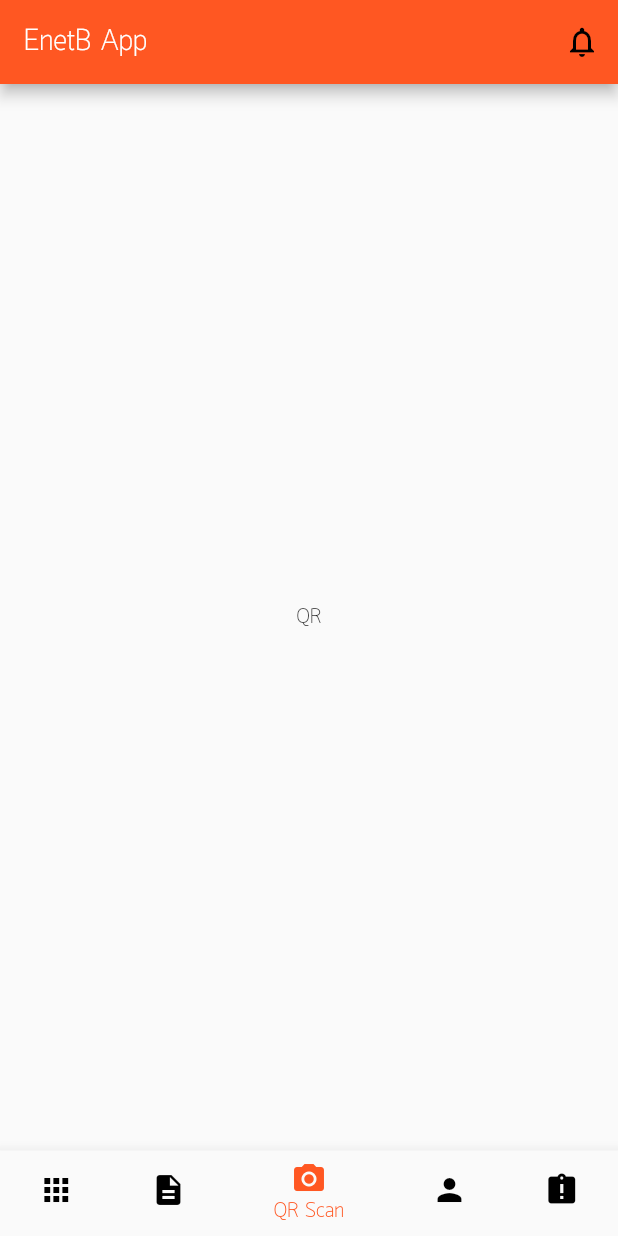
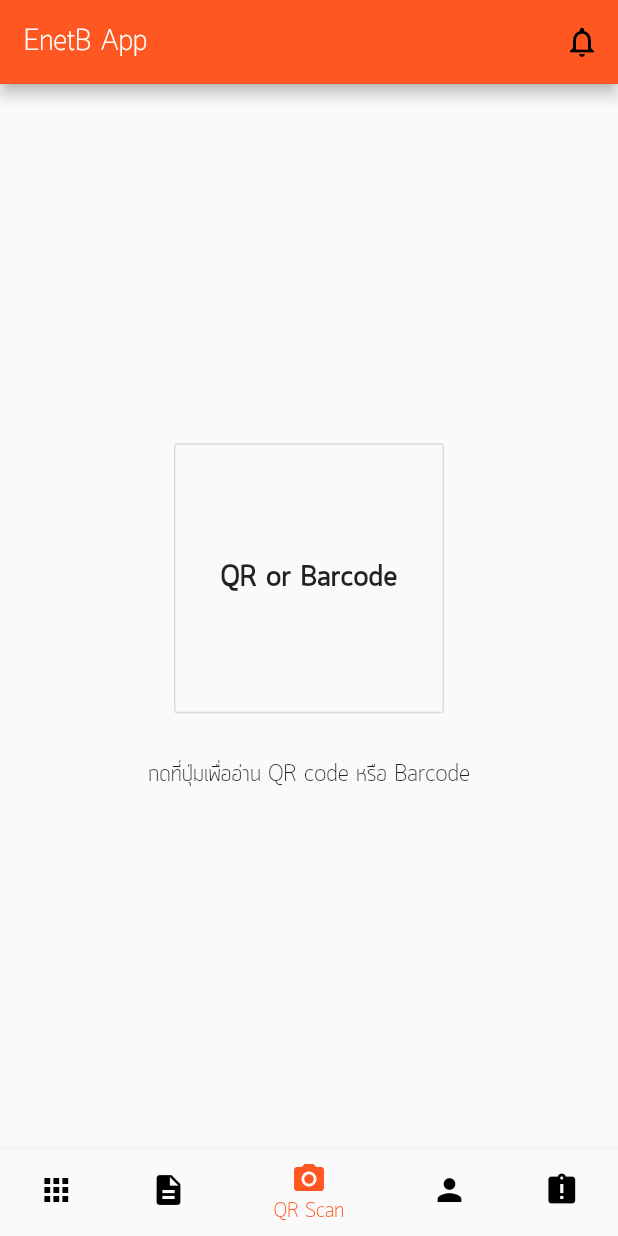
Before and after one commit to masterUNG/Bewapp, a Flutter app: the screen it shows after launch, item 3 of the bottom bar chosen, on a phone screen of 412 x 824 dp. Run offline on Flutter 3.47's test engine with Material 2 defaults, Android fonts, the phone set to English and light mode, and no system bars; our stand-ins replace chewie, dio, firebase_messaging, google_maps_flutter, image_picker, shared_preferences and 2 more; missing offline and left inert: barcode_scan, flutter_webview_plugin; accounts and stored records are empty.

```diff
--- a/lib/qrpage.dart
+++ b/lib/qrpage.dart
@@ -1,4 +1,7 @@
+import 'package:barcode_scan/barcode_scan.dart';
+import 'package:enetb/utility/my_style.dart';
 import 'package:flutter/material.dart';
+import 'package:url_launcher/url_launcher.dart';
 
 class QrPage extends StatefulWidget {
   @override
@@ -6,8 +9,73 @@ class QrPage extends StatefulWidget {
 }
 
 class _QrPageState extends State<QrPage> {
+//  Field
+  String resultCode = 'กดที่ปุ่มเพื่ออ่าน QR code หรือ Barcode';
+
+//Method
+  Widget qrButton() {
+    return Container(
+      child: OutlineButton(
+        child: Text(
+          'QR or Barcode',
+          style: MyStyle().titleH1,
+        ),
+        onPressed: () {
+          processReadCode();
+        },
+      ),
+      width: 180.0,
+      height: 180.0,
+    );
+  }
+
+  Future<void> processReadCode() async {
+    try {
+      var object = await BarcodeScanner.scan();
+
+      setState(() {
+        resultCode = object;
+      });
+    } catch (e) {}
+  }
+
+  Widget showResult() {
+    return GestureDetector(
+      onTap: () {
+        lancherToWeb();
+      },
+      child: Text(
+        resultCode,
+        style: MyStyle().titleH2,
+      ),
+    );
+  }
+
+  Future<void> lancherToWeb()async{
+
+    if (await canLaunch(resultCode)) {
+      await launch(resultCode);
+    } else {
+      setState(() {
+        resultCode = 'Cannot Launch $resultCode';
+      });
+    }
+
+  }
+
   @override
   Widget build(BuildContext context) {
-    return Center(child: Text('QR'),);
+    return Center(
+      child: Column(
+        mainAxisSize: MainAxisSize.min,
+        children: <Widget>[
+          qrButton(),
+          SizedBox(
+            height: 30.0,
+          ),
+          showResult(),
+        ],
+      ),
+    );
   }
 }
--- a/pubspec.yaml
+++ b/pubspec.yaml
@@ -20,6 +20,7 @@ dependencies:
   chewie: ^0.9.8+1
   google_maps_flutter: ^0.5.23+1
   firebase_messaging: ^6.0.9
+  barcode_scan: ^1.0.0
   flutter:
     sdk: flutter
 
```
Also changed, not shown: lib/mainpage.dart (+28 -8 lines), lib/screens/show_notification.dart (added, +50 -0 lines), pubspec.lock, 1 other file.
